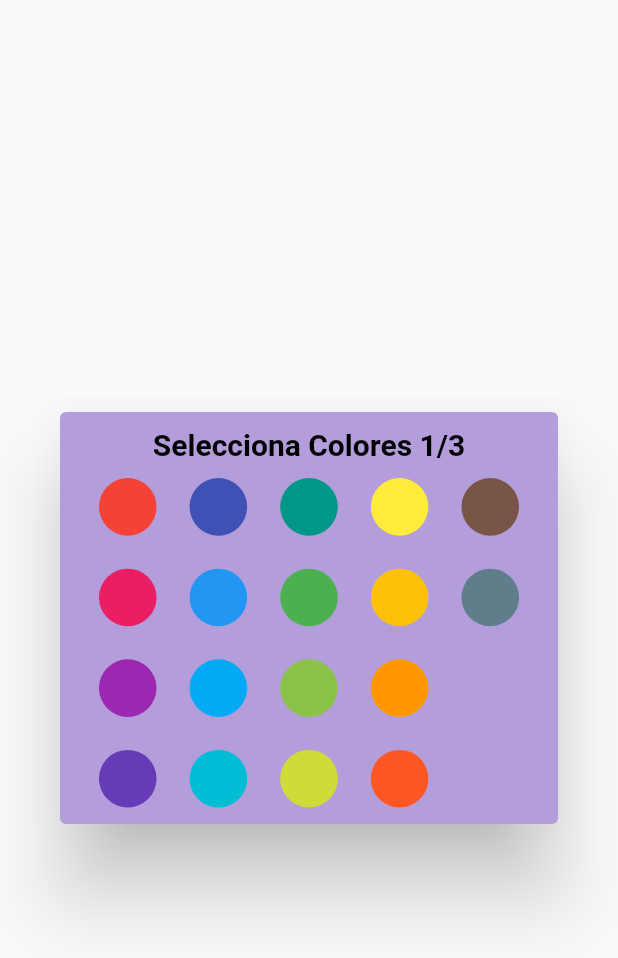
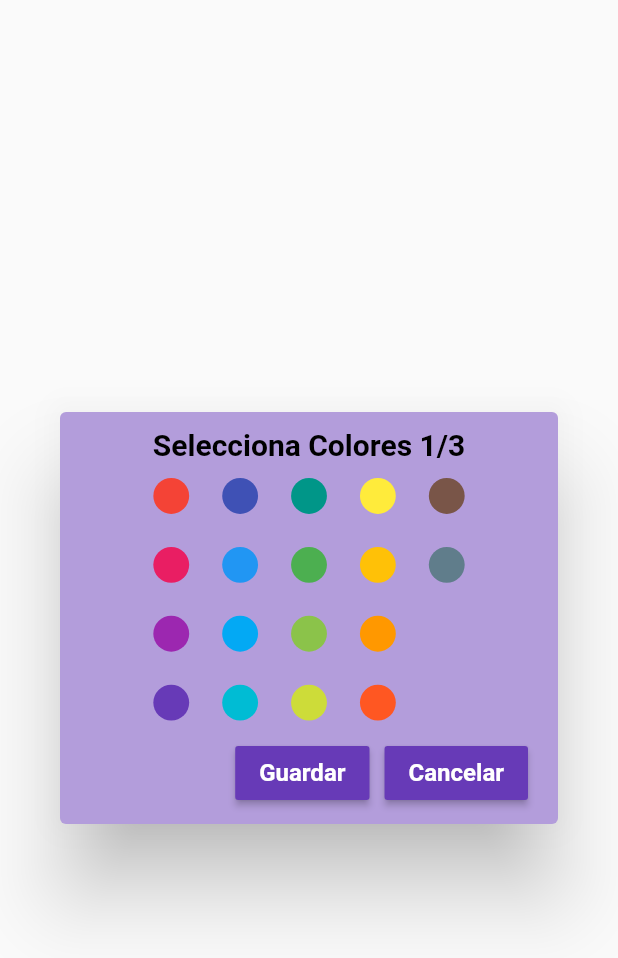
Before and after one commit to AngelVargas08/NoteApp, a Flutter app: the ShowCustomColor widget shown alone on an empty page, opened directly, on a phone screen of 412 x 824 dp. Shown: the top 958 px of the screen. Run offline on Flutter 3.47's test engine with Material 2 defaults, Android fonts, the phone set to English and light mode, and no system bars; our stand-ins replace flutter_slidable, hive, hive_flutter; accounts and stored records are empty.

Commit message:
Custom theme 80%

```diff
--- a/lib/models/utils.dart
+++ b/lib/models/utils.dart
@@ -31,5 +31,11 @@ void customColor(BuildContext context){
 }
 
 
+void closewindow(BuildContext context){
+    context.read<NotesProvider>().changeCustom(false, context);
+     Navigator.of(context).pop();
+}
+
+
 
 }
--- a/lib/ui/utils/themes_color.dart
+++ b/lib/ui/utils/themes_color.dart
@@ -5,7 +5,7 @@ import 'package:flutter/material.dart';
 class ThemeGeneral{
 
   static  Color? colorprimary = Colors.deepPurple[200];
-  static  Color? colorSegundary = Colors.deepPurple;
+  static  MaterialColor colorSegundary = Colors.deepPurple;
   static  Color? colorTerc = Colors.deepPurple[400];
   static  Color? colorNeu =  Colors.black;
   static  Color? colorDark1 = const Color(0xff000000);
--- a/lib/ui/widgets/showcustomcolor.dart
+++ b/lib/ui/widgets/showcustomcolor.dart
@@ -1,11 +1,8 @@
-
-
-import 'dart:developer';
-
 import 'package:flutter/material.dart';
 import 'package:notes_app/models/notes_provider.dart';
+import 'package:notes_app/models/utils.dart';
+import 'package:notes_app/ui/widgets/button.dart';
 import 'package:provider/provider.dart';
-
 import '../utils/themes_color.dart';
 
 class ShowCustomColor extends StatelessWidget {
@@ -16,6 +13,7 @@ class ShowCustomColor extends StatelessWidget {
   Widget build(BuildContext context) {
     final bool darkmode =context.select<NotesProvider,bool>((value) => value.darkmode);
     final nume = context.watch<NotesProvider>();
+    Utils utils = Utils();
     return   AlertDialog(
       backgroundColor:(darkmode)?ThemeGeneral.colorDark2:ThemeGeneral.colorprimary,
       contentPadding: EdgeInsets.zero,
@@ -23,6 +21,7 @@ class ShowCustomColor extends StatelessWidget {
             height: MediaQuery.of(context).size.width/1.5,
             width: MediaQuery.of(context).size.width,
             child: Column(
+
               children:  [
                 const SizedBox(height: 10,),
                    Text('Selecciona Colores ${nume.number}/3', style: ThemeGeneral.fontStyleBlack,),
@@ -36,8 +35,24 @@ class ShowCustomColor extends StatelessWidget {
                           _GridViewColors(),
                           _GridViewColors(),
                         ],
-                    )),
+                    )
+                    ),
+                    Padding(
+                      padding: const EdgeInsets.only(bottom: 10,right: 20 ),
+                      child: Row(
+                        mainAxisAlignment: MainAxisAlignment.end,
+                        children: [
+                         ButtonGeneral(title: 'Guardar', onPressed: () => nume.savetheme(context),),
+                         const SizedBox(width: 10,),
+                         ButtonGeneral(title: 'Cancelar',
+                         onPressed: ()=> utils.closewindow(context)),
+                        ],
+                      ),
+                    )
+
+
               ],
+
             ),
         ),
 
@@ -52,8 +67,8 @@ class _GridViewColors extends StatelessWidget {
 
   @override
   Widget build(BuildContext context) {
-    bool bandera =true;
-    late Color selectColor;
+
+    final newcolor = context.watch<NotesProvider>();
     return Center(
       child: GridView.builder(
         shrinkWrap: true,
@@ -62,23 +77,18 @@ class _GridViewColors extends StatelessWidget {
         itemCount: Colors.primaries.length,
         itemBuilder: (context, index) {
           final color = Colors.primaries[index];
-          List colors = [Colors.primaries];
-
-        return  Padding(
+          return  Padding(
           padding: const EdgeInsets.all(1),
           child: InkWell(
             onTap: () {
-              selectColor = color;
-              log(color.toString());
-             // print(colors[index]);
+               newcolor.themeper(color);
             },
             child: Container(
               margin: const EdgeInsets.all(10),
               child: CircleAvatar(
               backgroundColor: color,
-              child:Icon((bandera)?null:
-
-                Icons.check, size: 35,color: Colors.black),
+              /*child:Icon(
+                Icons.check,)*/
               ),
             ),
           ),
```
Also changed, not shown: lib/models/notes_provider.dart (+45 -20 lines).
